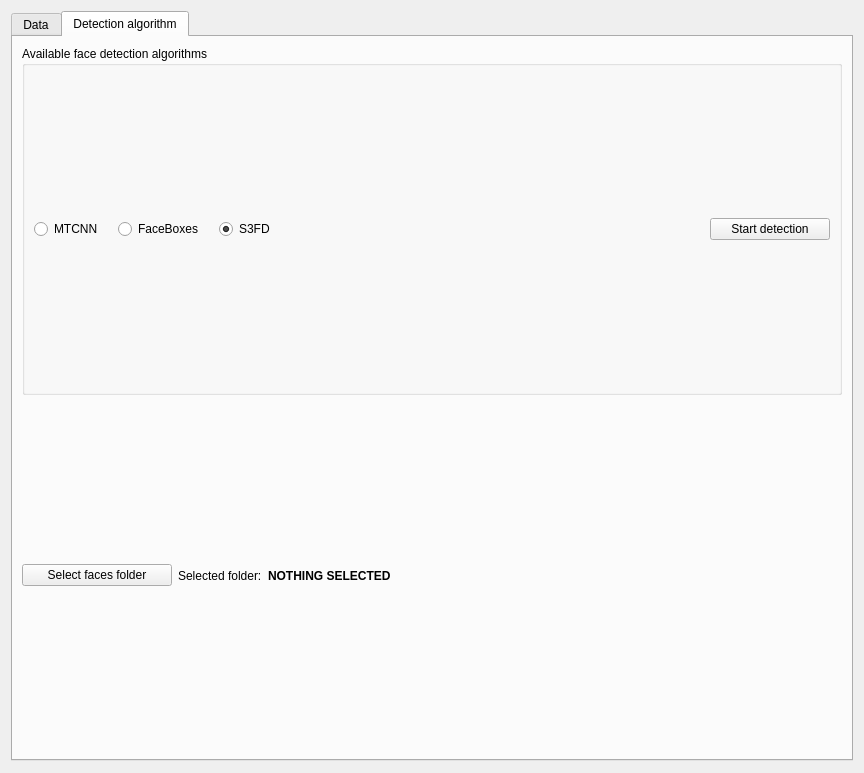
kuzzmak/deepfake, file gui/templates/make_deepfake_page.ui: the form before one commit.
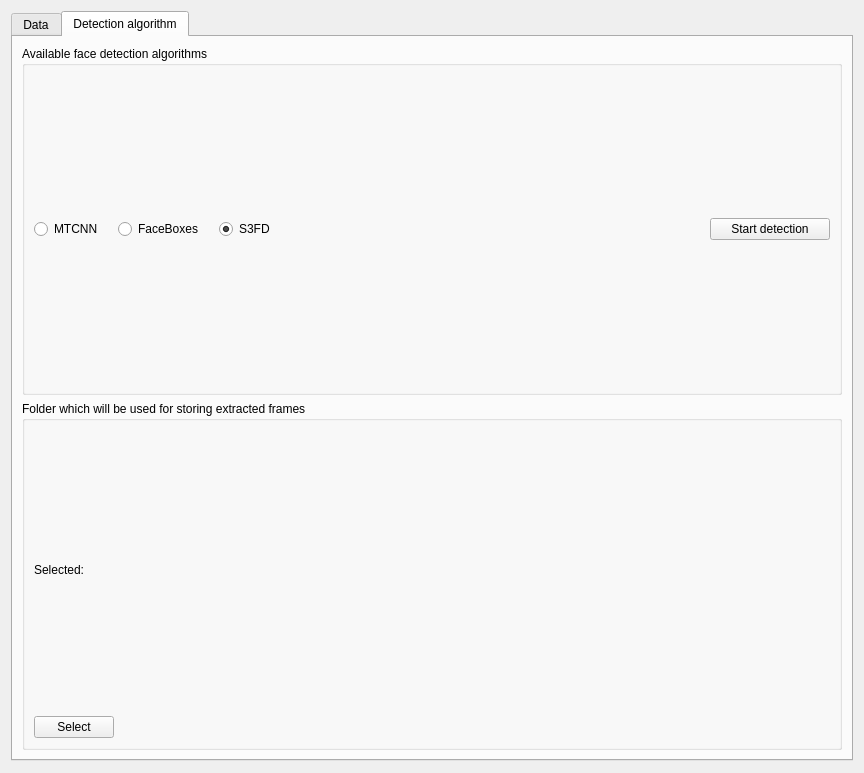
The form after the commit.

Commit message: Updated look of the page.

```diff
--- a/gui/templates/make_deepfake_page.ui
+++ b/gui/templates/make_deepfake_page.ui
@@ -217,37 +217,26 @@
         </widget>
        </item>
        <item>
+        <layout class="QVBoxLayout" name="verticalLayout_2">
+         <item>
+          <widget class="QGroupBox" name="groupBox">
+           <property name="title">
+            <string>Folder which will be used for storing extracted frames</string>
+           </property>
+           <layout class="QVBoxLayout" name="verticalLayout_3">
+            <item>
         <layout class="QHBoxLayout" name="horizontalLayout_3">
-         <item alignment="Qt::AlignLeft">
-          <widget class="QPushButton" name="select_faces_folder_btn">
-           <property name="minimumSize">
-            <size>
-             <width>150</width>
-             <height>0</height>
-            </size>
-           </property>
-           <property name="text">
-            <string>Select faces folder</string>
-           </property>
-          </widget>
-         </item>
          <item alignment="Qt::AlignLeft">
           <widget class="QLabel" name="label_2">
            <property name="text">
-            <string>Selected folder:</string>
+                 <string>Selected: </string>
            </property>
           </widget>
          </item>
-         <item>
-          <widget class="QLabel" name="selected_faces_folder_label">
-           <property name="font">
-            <font>
-             <weight>75</weight>
-             <bold>true</bold>
-            </font>
-           </property>
+              <item alignment="Qt::AlignLeft">
+               <widget class="QLabel" name="selected_faces_directory_label">
            <property name="text">
-            <string>NOTHING SELECTED</string>
+                 <string/>
            </property>
           </widget>
          </item>
@@ -263,6 +252,18 @@
             </size>
            </property>
           </spacer>
+              </item>
+             </layout>
+            </item>
+            <item alignment="Qt::AlignLeft">
+             <widget class="QPushButton" name="select_faces_directory_btn">
+              <property name="text">
+               <string>Select</string>
+              </property>
+             </widget>
+            </item>
+           </layout>
+          </widget>
          </item>
         </layout>
        </item>
```
Lines whose indentation alone changed are shown as unchanged. The commit also changes 1 other file.
